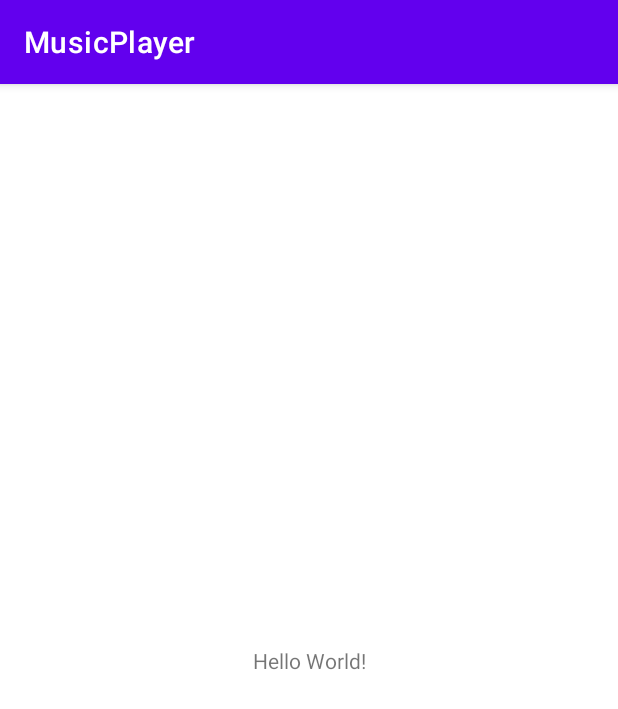
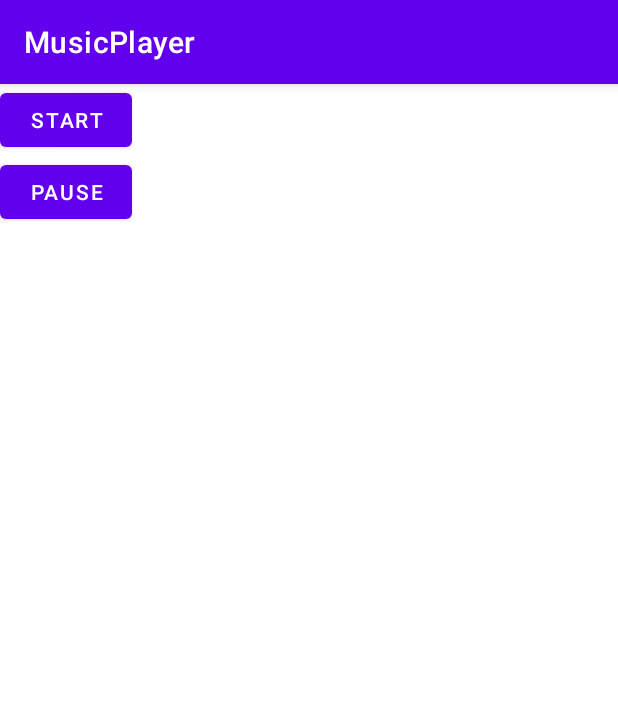
Before and after one commit to nalancay17/music_player, an Android app: the screen it shows after launch (MainActivity), on a phone screen of 412 x 824 dp. Shown: the top 709 px of the screen. Run offline under Robolectric (Android 15) with nearby library versions, the phone set to English and light mode, and no system bars.

Commit message:
LinearLayout instead of ConstraintLayout. Start and pause buttons added.

```diff
--- a/app/src/main/res/layout/activity_main.xml
+++ b/app/src/main/res/layout/activity_main.xml
@@ -1,18 +1,23 @@
 <?xml version="1.0" encoding="utf-8"?>
-<androidx.constraintlayout.widget.ConstraintLayout xmlns:android="http://schemas.android.com/apk/res/android"
-    xmlns:app="http://schemas.android.com/apk/res-auto"
+<LinearLayout xmlns:android="http://schemas.android.com/apk/res/android"
     xmlns:tools="http://schemas.android.com/tools"
     android:layout_width="match_parent"
     android:layout_height="match_parent"
+    android:orientation="vertical"
     tools:context=".MainActivity">
 
-    <TextView
+    <Button
+        android:id="@+id/start_button"
         android:layout_width="wrap_content"
         android:layout_height="wrap_content"
-        android:text="Hello World!"
-        app:layout_constraintBottom_toBottomOf="parent"
-        app:layout_constraintEnd_toEndOf="parent"
-        app:layout_constraintStart_toStartOf="parent"
-        app:layout_constraintTop_toTopOf="parent" />
+        android:text="Start"
+        android:textAllCaps="true" />
 
-</androidx.constraintlayout.widget.ConstraintLayout>
+    <Button
+        android:id="@+id/pause_button"
+        android:layout_width="wrap_content"
+        android:layout_height="wrap_content"
+        android:text="Pause"
+        android:textAllCaps="true" />
+
+</LinearLayout>
```
